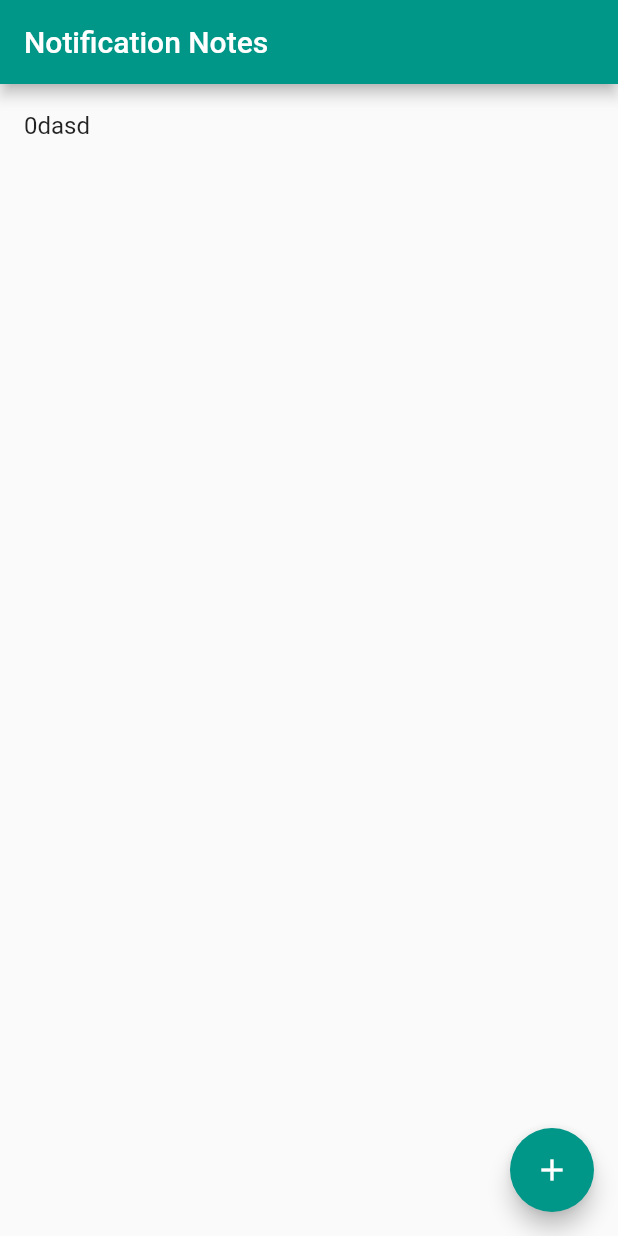
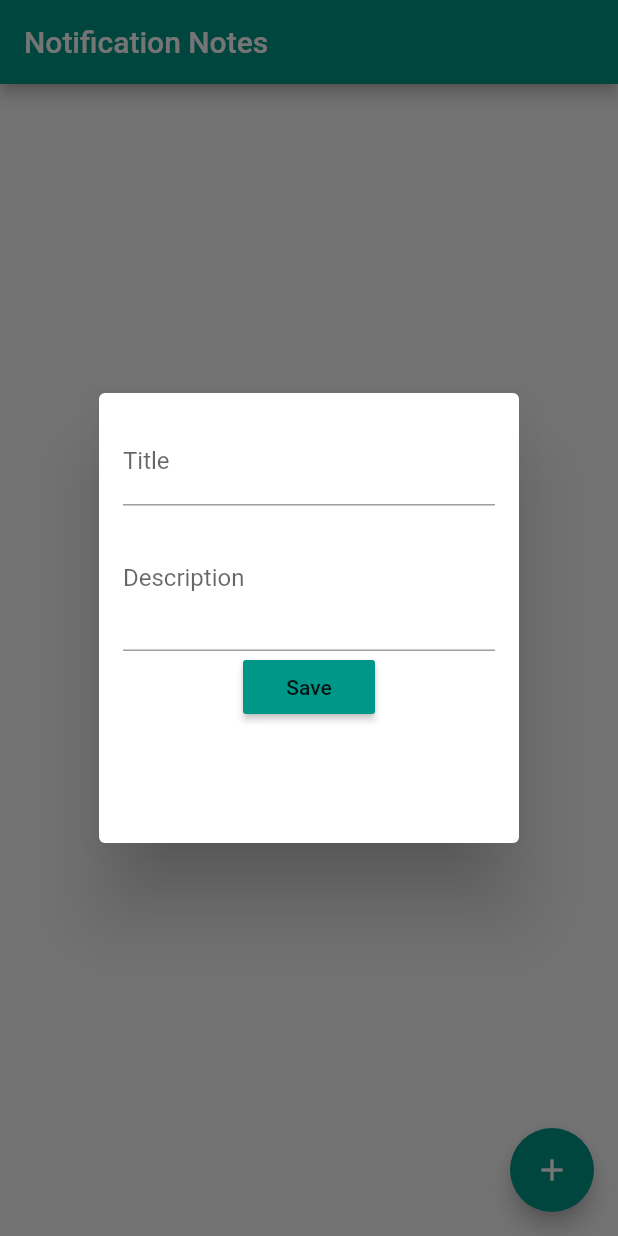
Before and after one commit to DanielBerge/notification-notes, a Flutter app: the NotificationList screen opened directly, after a tap on the "add" icon, on a phone screen of 412 x 824 dp. Run offline on Flutter 3.47's test engine with Material 2 defaults, Android fonts, the phone set to English and light mode, and no system bars; our stand-ins replace flutter_local_notifications, shared_preferences; accounts and stored records are empty.

```diff
--- a/lib/ItemList.dart
+++ b/lib/ItemList.dart
@@ -4,6 +4,7 @@ import 'package:notification_notes/handlers/StorageHandler.dart';
 class ItemList with ChangeNotifier {
   StorageHandler _storageHandler = new StorageHandler();
   List<String> myItems = List();
+  Tuple editing = null;
 
   ItemList() {
     _storageHandler.getList().then((list) {
@@ -15,10 +16,20 @@ class ItemList with ChangeNotifier {
   void updateList(int oldIndex, int newIndex) {
     var old = myItems[oldIndex];
     myItems.removeAt(oldIndex);
-    if(newIndex == myItems.length+1) {
+    if (newIndex == myItems.length + 1) {
       myItems.add(old);
     } else {
       myItems.insert(newIndex, old);
+    }
+    _storageHandler.setList(myItems);
+    notifyListeners();
+  }
+
+  void insertItem(index, item) {
+    if (index == myItems.length + 1) {
+      myItems.add(item);
+    } else {
+      myItems.insert(index, item);
     }
     _storageHandler.setList(myItems);
     notifyListeners();
@@ -35,4 +46,16 @@ class ItemList with ChangeNotifier {
     _storageHandler.setList(myItems);
     notifyListeners();
   }
+
+  void setEditingItem(item) {
+    editing = Tuple(index: myItems.indexOf(item), string: item);
+    notifyListeners();
+  }
 }
+
+class Tuple {
+  var string;
+  var index;
+
+  Tuple({this.index, this.string});
+}
--- /dev/null
+++ b/lib/widgets/EditNotificationDialog.dart
@@ -0,0 +1,56 @@
+import 'package:flutter/cupertino.dart';
+import 'package:flutter/material.dart';
+import 'package:notification_notes/ItemList.dart';
+
+class EditNotificationDialog extends StatefulWidget {
+  final ItemList itemList;
+
+  EditNotificationDialog({@required this.itemList});
+
+  @override
+  State<StatefulWidget> createState() => EditNotificationState();
+}
+
+class EditNotificationState extends State<EditNotificationDialog> {
+  TextEditingController titleController = TextEditingController();
+  TextEditingController descriptionController = TextEditingController();
+
+  @override
+  Widget build(BuildContext context) {
+    titleController.text = widget.itemList.editing == null ? "" : widget.itemList.editing.string;
+    return SizedBox(
+      width: 200,
+      height: 300,
+      child: Padding(
+        padding: const EdgeInsets.all(16.0),
+        child: Column(
+          children: <Widget>[
+            TextFormField(
+              controller: titleController,
+              decoration: InputDecoration(labelText: "Title"),
+            ),
+            TextFormField(
+              controller: descriptionController,
+              decoration: InputDecoration(labelText: "Description"),
+              minLines: 3,
+              maxLines: 5,
+            ),
+            MaterialButton(
+              child: Text("Save"),
+              color: Colors.teal,
+              onPressed: () {
+                if(widget.itemList.editing == null) {
+                  widget.itemList.addItem(titleController.text);
+                  Navigator.of(context).pop();
+                } else {
+                  widget.itemList.insertItem(widget.itemList.editing.index, titleController.text);
+                  Navigator.of(context).pop();
+                }
+              },
+            )
+          ],
+        ),
+      ),
+    );
+  }
+}
--- a/lib/widgets/NotificationList.dart
+++ b/lib/widgets/NotificationList.dart
@@ -4,10 +4,21 @@ import 'package:notification_notes/ItemList.dart';
 import 'package:provider/provider.dart';
 
 import '../handlers/NotificationHandler.dart';
+import 'EditNotificationDialog.dart';
 
 class NotificationList extends StatelessWidget {
   NotificationList({Key key, this.title}) : super(key: key);
   final String title;
+
+  static Future showEditNotificationDialog(BuildContext context) {
+    final myItems = Provider.of<ItemList>(context, listen: true);
+
+    return showDialog(
+      context: context,
+      builder: (BuildContext context) =>
+          Dialog(child: EditNotificationDialog(itemList: myItems)),
+    );
+  }
 
   @override
   Widget build(BuildContext context) {
@@ -16,12 +27,12 @@ class NotificationList extends StatelessWidget {
     NotificationHandler handler = new NotificationHandler();
     handler.showNotifications(context);
 
-    return Scaffold(
+    return Consumer<ItemList>(
+      builder: (_, items, __) => Scaffold(
         appBar: AppBar(
           title: Text(title),
         ),
-      body: Consumer<ItemList>(
-        builder: (_, items, __) => ReorderableListView(
+        body: ReorderableListView(
           children: <Widget>[
             for (final item in items.myItems)
               DismissibleTile(
@@ -33,14 +44,14 @@ class NotificationList extends StatelessWidget {
             myItems.updateList(oldIndex, newIndex);
           },
         ),
-      ),
         floatingActionButton: FloatingActionButton(
           onPressed: () {
-          myItems.addItem(myItems.myItems.length.toString() + "dasd");
+            showEditNotificationDialog(context);
           },
           tooltip: 'Add',
           child: Icon(Icons.add),
         ),
+      ),
     );
   }
 }
```
Also changed, not shown: lib/widgets/DismissibleTile.dart (+6 -1 lines). Lines whose indentation alone changed are shown as unchanged.
